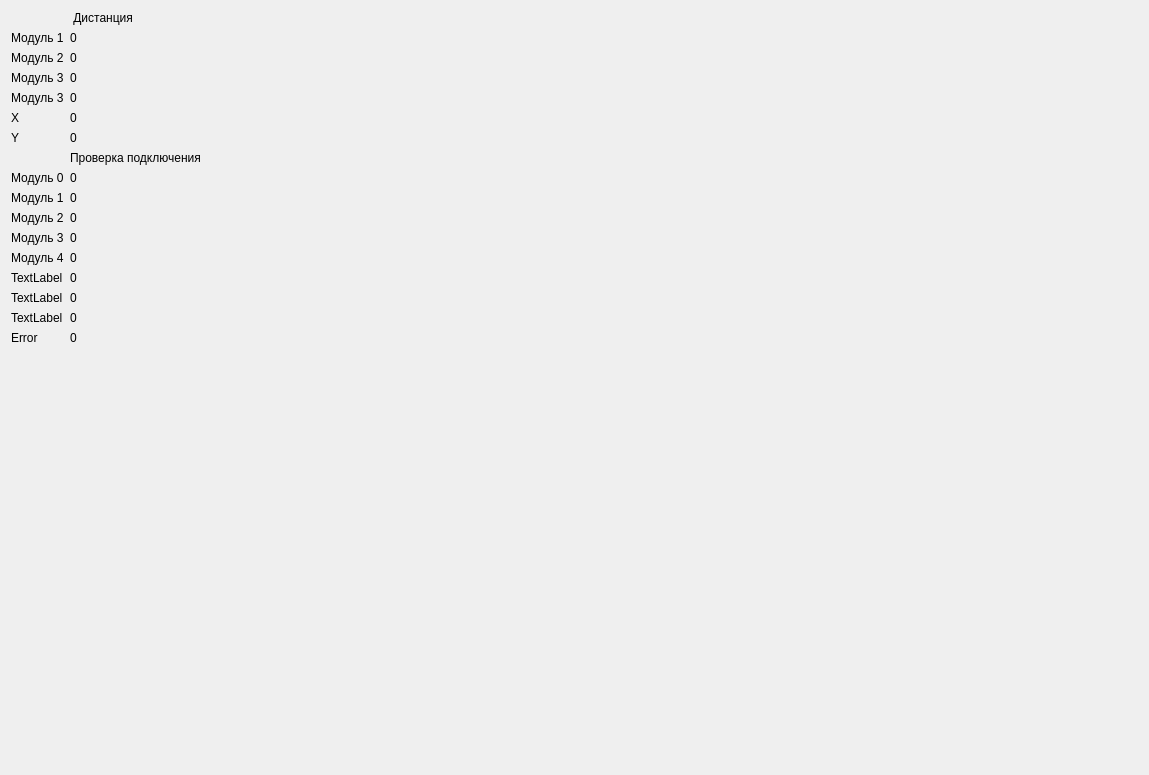
Old version of the form map/map.ui in the repository hydronautics-team/UMAS_GUI.
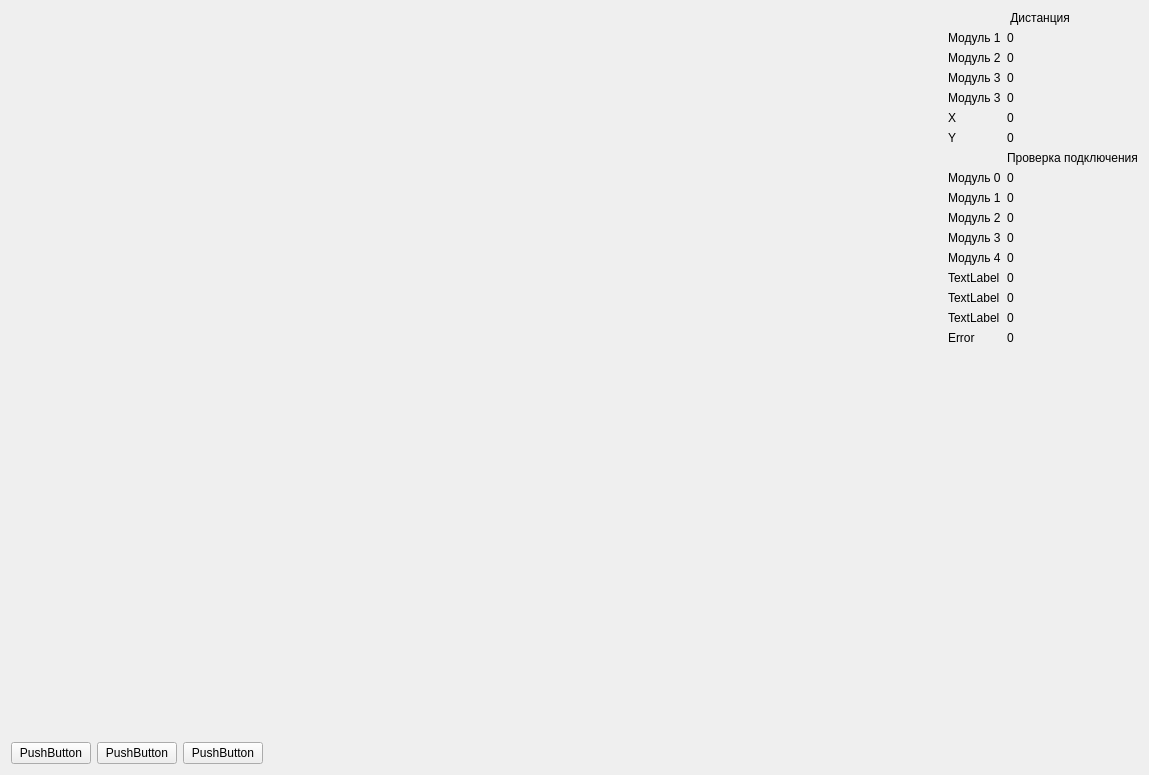
New version of the form.

Patch:
```diff
--- a/map/map.ui
+++ b/map/map.ui
@@ -13,11 +13,15 @@
   <property name="windowTitle">
    <string>Form</string>
   </property>
-  <layout class="QHBoxLayout" name="horizontalLayout">
+  <layout class="QVBoxLayout" name="verticalLayout" stretch="1,0">
+   <item>
+    <layout class="QHBoxLayout" name="horizontalLayout_2" stretch="1,0">
    <item>
     <layout class="QVBoxLayout" name="verticalLayout_map"/>
    </item>
    <item>
+      <layout class="QVBoxLayout" name="verticalLayout_2">
+       <item>
     <layout class="QFormLayout" name="formLayout">
      <item row="0" column="0">
       <widget class="QLabel" name="label_7">
@@ -256,6 +260,61 @@
         <string>0</string>
        </property>
       </widget>
+         </item>
+        </layout>
+       </item>
+       <item>
+        <spacer name="verticalSpacer">
+         <property name="orientation">
+          <enum>Qt::Vertical</enum>
+         </property>
+         <property name="sizeHint" stdset="0">
+          <size>
+           <width>20</width>
+           <height>40</height>
+          </size>
+         </property>
+        </spacer>
+       </item>
+      </layout>
+     </item>
+    </layout>
+   </item>
+   <item>
+    <layout class="QHBoxLayout" name="horizontalLayout_3">
+     <item>
+      <widget class="QPushButton" name="pushButton">
+       <property name="text">
+        <string>PushButton</string>
+       </property>
+      </widget>
+     </item>
+     <item>
+      <widget class="QPushButton" name="pushButton_2">
+       <property name="text">
+        <string>PushButton</string>
+       </property>
+      </widget>
+     </item>
+     <item>
+      <widget class="QPushButton" name="pushButton_3">
+       <property name="text">
+        <string>PushButton</string>
+       </property>
+      </widget>
+     </item>
+     <item>
+      <spacer name="horizontalSpacer">
+       <property name="orientation">
+        <enum>Qt::Horizontal</enum>
+       </property>
+       <property name="sizeHint" stdset="0">
+        <size>
+         <width>40</width>
+         <height>20</height>
+        </size>
+       </property>
+      </spacer>
      </item>
     </layout>
    </item>
```
Lines whose indentation alone changed are shown as unchanged.
